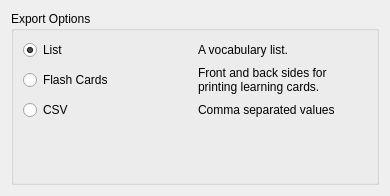
Qt form src/export/exportdialog.ui (KDE/parley) before a commit.
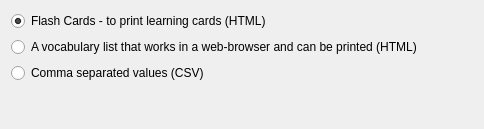
The same form after that commit.

Commit message: Clean up the export dialog.

```diff
--- a/src/export/exportdialog.ui
+++ b/src/export/exportdialog.ui
@@ -1,12 +1,12 @@
 <ui version="4.0" >
  <class>ExportOptions</class>
- <widget class="QWidget" name="ExportOptions" >
-  <property name="geometry" >
+ <widget class="QWidget" name="ExportOptions">
+  <property name="geometry">
    <rect>
     <x>0</x>
     <y>0</y>
-    <width>390</width>
-    <height>196</height>
+    <width>484</width>
+    <height>129</height>
    </rect>
   </property>
   <property name="windowTitle" >
@@ -14,74 +14,44 @@
   </property>
   <layout class="QVBoxLayout" name="verticalLayout" >
    <item>
-    <widget class="QGroupBox" name="groupBox" >
-     <property name="title" >
-      <string>Export Options</string>
+    <widget class="QRadioButton" name="flashCardRadio">
+     <property name="text">
+      <string>Flash Cards - to print learning cards (HTML)</string>
      </property>
-     <layout class="QGridLayout" name="gridLayout" >
-      <item row="0" column="0" >
-       <widget class="QRadioButton" name="tableRadio" >
-        <property name="text" >
-         <string>List</string>
-        </property>
-        <property name="checked" >
+     <property name="checked">
          <bool>true</bool>
         </property>
        </widget>
       </item>
-      <item row="0" column="1" >
-       <widget class="QLabel" name="label_2" >
-        <property name="text" >
-         <string>A vocabulary list.</string>
-        </property>
-       </widget>
-      </item>
-      <item row="1" column="0" >
-       <widget class="QRadioButton" name="flashCardRadio" >
-        <property name="text" >
-         <string>Flash Cards</string>
+   <item>
+    <widget class="QRadioButton" name="tableRadio">
+     <property name="text">
+      <string>A vocabulary list that works in a web-browser and can be printed (HTML)</string>
+     </property>
+     <property name="checked">
+      <bool>false</bool>
         </property>
        </widget>
       </item>
-      <item row="1" column="1" >
-       <widget class="QLabel" name="label" >
-        <property name="text" >
-         <string>Front and back sides for printing learning cards.</string>
-        </property>
-        <property name="wordWrap" >
-         <bool>true</bool>
-        </property>
-       </widget>
-      </item>
-      <item row="2" column="0" >
-       <widget class="QRadioButton" name="csvRadio" >
-        <property name="text" >
-         <string>CSV</string>
-        </property>
-       </widget>
-      </item>
-      <item row="2" column="1" >
-       <widget class="QLabel" name="label_3" >
-        <property name="text" >
-         <string>Comma separated values</string>
-        </property>
-       </widget>
-      </item>
-      <item row="3" column="0" >
-       <spacer name="verticalSpacer" >
-        <property name="orientation" >
+   <item>
+    <widget class="QRadioButton" name="csvRadio">
+     <property name="text">
+      <string>Comma separated values (CSV)</string>
+     </property>
+    </widget>
+   </item>
+   <item>
+    <spacer name="verticalSpacer">
+     <property name="orientation">
          <enum>Qt::Vertical</enum>
         </property>
-        <property name="sizeHint" stdset="0" >
+     <property name="sizeHint" stdset="0">
          <size>
           <width>20</width>
-          <height>40</height>
+       <height>43</height>
          </size>
         </property>
        </spacer>
-      </item>
-     </layout>
-    </widget>
    </item>
   </layout>
  </widget>
```
Left out of the diff: 7 changed lines with no effect on the pictures. Lines whose indentation alone changed are shown as unchanged.
